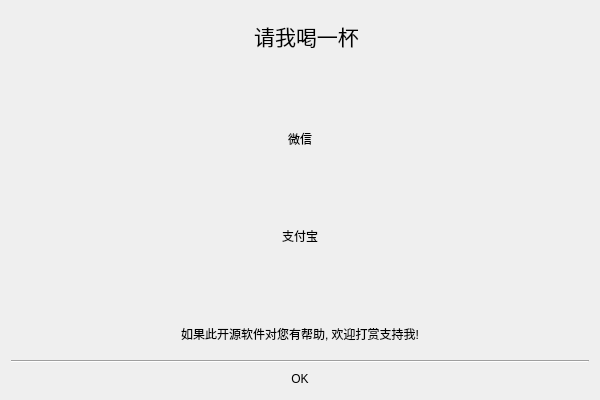
Before: the Qt Designer form dialog_donate.ui in susan0909/GitHubHOST, drawn with Qt 5.
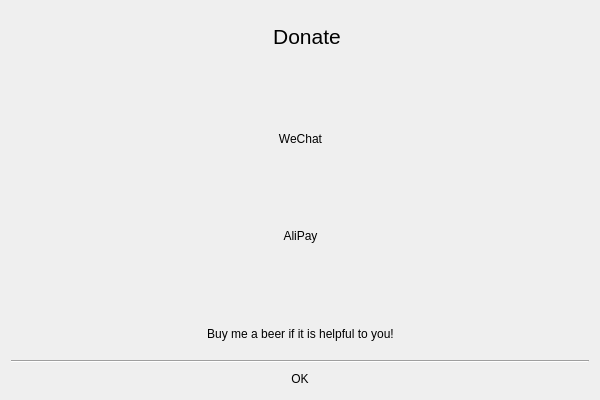
After: the same form once the commit is applied. Icons and pictures are not drawn.

Diff of the .ui file:
```diff
--- a/dialog_donate.ui
+++ b/dialog_donate.ui
@@ -66,7 +66,7 @@
         </font>
        </property>
        <property name="text">
-        <string>请我喝一杯</string>
+        <string>Donate</string>
        </property>
        <property name="alignment">
         <set>Qt::AlignCenter</set>
@@ -211,7 +211,7 @@
           <string notr="true">* { border: none; background-color: transparent; }</string>
          </property>
          <property name="text">
-          <string>微信</string>
+          <string>WeChat</string>
          </property>
         </widget>
        </item>
@@ -249,7 +249,7 @@
           <string notr="true">* { border: none; background-color: transparent; }</string>
          </property>
          <property name="text">
-          <string>支付宝</string>
+          <string>AliPay</string>
          </property>
         </widget>
        </item>
@@ -379,7 +379,7 @@
         </size>
        </property>
        <property name="text">
-        <string>如果此开源软件对您有帮助, 欢迎打赏支持我!</string>
+        <string>Buy me a beer if it is helpful to you!</string>
        </property>
        <property name="alignment">
         <set>Qt::AlignCenter</set>
```
